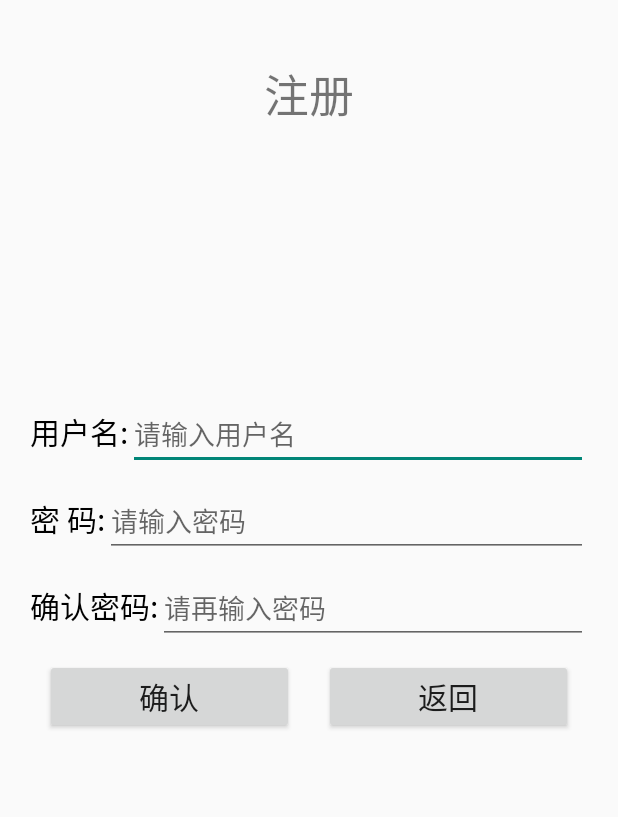
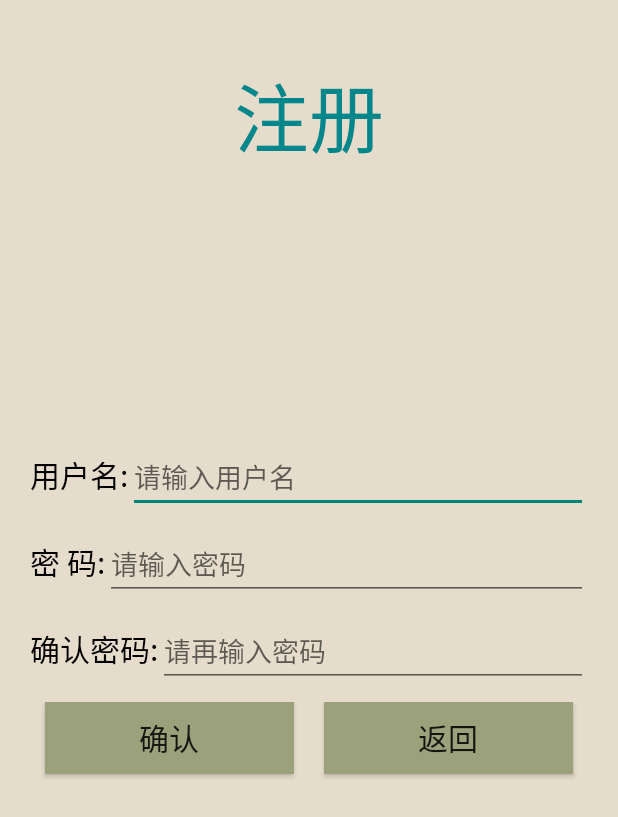
Before and after one commit to yierear/android, an Android app: the register screen opened directly, with no data from a screen before it, on a phone screen of 412 x 824 dp. Shown: the top 817 px of the screen. Run offline under Robolectric (Android 15) with nearby library versions, the phone set to English and light mode, and no system bars.

Commit message:
My-View
我的界面和总体界面

```diff
--- a/finnal/app/src/main/res/layout/activity_register.xml
+++ b/finnal/app/src/main/res/layout/activity_register.xml
@@ -8,28 +8,95 @@
     android:orientation="vertical"
     android:paddingRight="20dp"
     android:paddingLeft="20dp">
+
     <TextView
         android:layout_width="wrap_content"
         android:layout_height="wrap_content"
-        android:text="注册"
         android:layout_gravity="center"
         android:paddingTop="40dp"
-        android:textSize="30dp"/>
-    <LinearLayout android:layout_width="match_parent" android:layout_height="wrap_content" android:orientation="horizontal" android:paddingTop="170dp">
-        <TextView android:layout_width="wrap_content" android:layout_height="wrap_content" android:layout_marginTop="10dp" android:textSize="20sp" android:textColor="#000000" android:text="用户名:"/>
-        <EditText android:id="@+id/username1" android:layout_width="match_parent" android:layout_height="wrap_content" android:singleLine="true" android:layout_marginTop="10dp" android:hint="请输入用户名"/>
+        android:textColor="@color/Title"
+        android:text="注册"
+        android:textSize="50dp" />
+
+    <LinearLayout
+        android:layout_width="match_parent"
+        android:layout_height="wrap_content"
+        android:orientation="horizontal"
+        android:paddingTop="170dp">
+
+        <TextView
+            android:layout_width="wrap_content"
+            android:layout_height="wrap_content"
+            android:layout_marginTop="10dp"
+            android:text="用户名:"
+            android:textColor="#000000"
+            android:textSize="20sp" />
+
+        <EditText
+            android:id="@+id/username1"
+            android:layout_width="match_parent"
+            android:layout_height="wrap_content"
+            android:layout_marginTop="10dp"
+            android:hint="请输入用户名"
+            android:singleLine="true" />
     </LinearLayout>
+
     <LinearLayout android:layout_width="match_parent" android:layout_height="wrap_content" android:layout_marginTop="10dp" android:orientation="horizontal">
         <TextView android:layout_width="wrap_content" android:layout_height="wrap_content" android:textSize="20sp" android:textColor="#000000" android:text="密 码:"/>
         <EditText android:id="@+id/password1" android:layout_width="match_parent" android:layout_height="wrap_content" android:hint="请输入密码" android:singleLine="true" android:inputType="textPassword"/>
     </LinearLayout>
-    <LinearLayout android:layout_width="match_parent" android:layout_height="wrap_content" android:layout_marginTop="10dp" android:orientation="horizontal">
-        <TextView android:layout_width="wrap_content" android:layout_height="wrap_content" android:textSize="20sp" android:textColor="#000000" android:text="确认密码:"/>
-        <EditText android:id="@+id/password2" android:layout_width="match_parent" android:layout_height="wrap_content" android:hint="请再输入密码" android:singleLine="true" android:textColor="#000000" android:inputType="textPassword"/>
+
+    <LinearLayout
+        android:layout_width="match_parent"
+        android:layout_height="wrap_content"
+        android:layout_marginTop="10dp"
+        android:orientation="horizontal">
+
+        <TextView
+            android:layout_width="wrap_content"
+            android:layout_height="wrap_content"
+            android:text="确认密码:"
+            android:textColor="#000000"
+            android:textSize="20sp" />
+
+        <EditText
+            android:id="@+id/password2"
+            android:layout_width="match_parent"
+            android:layout_height="wrap_content"
+            android:hint="请再输入密码"
+            android:inputType="textPassword"
+            android:singleLine="true"
+            android:textColor="#000000" />
     </LinearLayout>
-    <LinearLayout android:layout_width="match_parent" android:layout_height="wrap_content" android:layout_marginTop="10dp">
-        <Button android:id="@+id/confirm" android:layout_width="wrap_content" android:layout_height="match_parent" android:layout_marginBottom="10sp" android:layout_marginLeft="10sp" android:layout_marginRight="10sp" android:layout_weight="1" android:textSize="20dp" android:text="确认"/>
-        <Button android:id="@+id/back" android:layout_width="wrap_content" android:layout_height="wrap_content" android:layout_marginRight="10sp" android:layout_marginLeft="10sp" android:layout_marginBottom="10sp" android:layout_weight="1" android:textSize="20dp" android:text="返回"/>
+
+    <LinearLayout
+        android:layout_width="match_parent"
+        android:layout_height="wrap_content"
+        android:layout_marginTop="10dp">
+
+        <Button
+            android:id="@+id/confirm"
+            android:layout_width="wrap_content"
+            android:layout_height="match_parent"
+            android:layout_marginLeft="10sp"
+            android:layout_marginRight="10sp"
+            android:layout_marginBottom="10sp"
+            android:background="@color/SmallGreen"
+            android:layout_weight="1"
+            android:text="确认"
+            android:textSize="20dp" />
+
+        <Button
+            android:id="@+id/back"
+            android:layout_width="wrap_content"
+            android:layout_height="wrap_content"
+            android:background="@color/SmallGreen"
+            android:layout_marginLeft="10sp"
+            android:layout_marginRight="10sp"
+            android:layout_marginBottom="10sp"
+            android:layout_weight="1"
+            android:text="返回"
+            android:textSize="20dp" />
     </LinearLayout>
 
 </LinearLayout>
--- a/finnal/app/src/main/res/values/colors.xml
+++ b/finnal/app/src/main/res/values/colors.xml
@@ -7,5 +7,8 @@
     <color name="teal_700">#FF018786</color>
     <color name="black">#FF000000</color>
     <color name="white">#FFFFFFFF</color>
-    <color name="BigRed">#E74646</color>
+    <color name="BigGreen">#61764B</color>
+    <color name="SmallWhite">#E6FFF4E3</color>
+    <color name="SmallGreen">#9BA17B</color>
+    <color name="Title">#00868B</color>
 </resources>
--- a/finnal/app/src/main/res/values/styles.xml
+++ b/finnal/app/src/main/res/values/styles.xml
@@ -17,4 +17,9 @@
         <item name="android:paddingLeft">5dp</item>
         <item name="android:paddingRight">8dp</item>
     </style>
+    <style name="MyEditText">
+        <item name="colorControlNormal">@color/SmallGreen</item>
+        <item name="colorControlActivated">@color/Title</item>
+    </style>
+
 </resources>
--- a/finnal/app/src/main/res/values/themes.xml
+++ b/finnal/app/src/main/res/values/themes.xml
@@ -1,9 +1,10 @@
 <resources xmlns:tools="http://schemas.android.com/tools">
     <!-- Base application theme. -->
     <style name="Theme.Finnal" parent="Theme.MaterialComponents.DayNight.NoActionBar.Bridge">
+        <item name="android:windowBackground">@color/SmallWhite</item>
         <!-- Primary brand color. -->
         <item name="colorPrimary">@color/purple_500</item>
-        <item name="colorPrimaryVariant">@color/purple_700</item>
+        <item name="colorPrimaryVariant">@color/BigGreen</item>
         <item name="colorOnPrimary">@color/white</item>
         <!-- Secondary brand color. -->
         <item name="colorSecondary">@color/teal_200</item>
```
Also changed, not shown: finnal/app/src/main/res/layout/activity_login.xml (+5 -5 lines), finnal/app/src/main/res/layout/activity_my.xml (+29 -15 lines).
